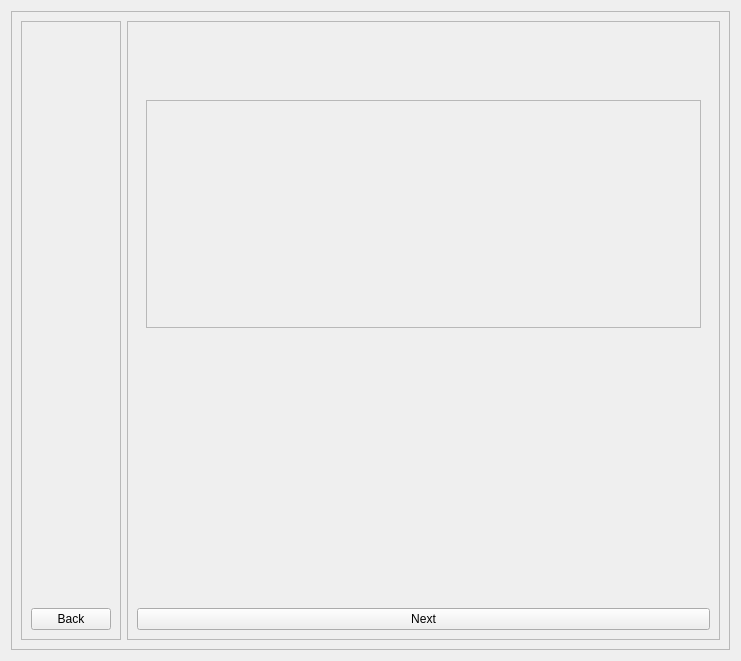
First picture: the form in src/ui_design/question_widget.ui, repository mikukula/SAT, before the edit.
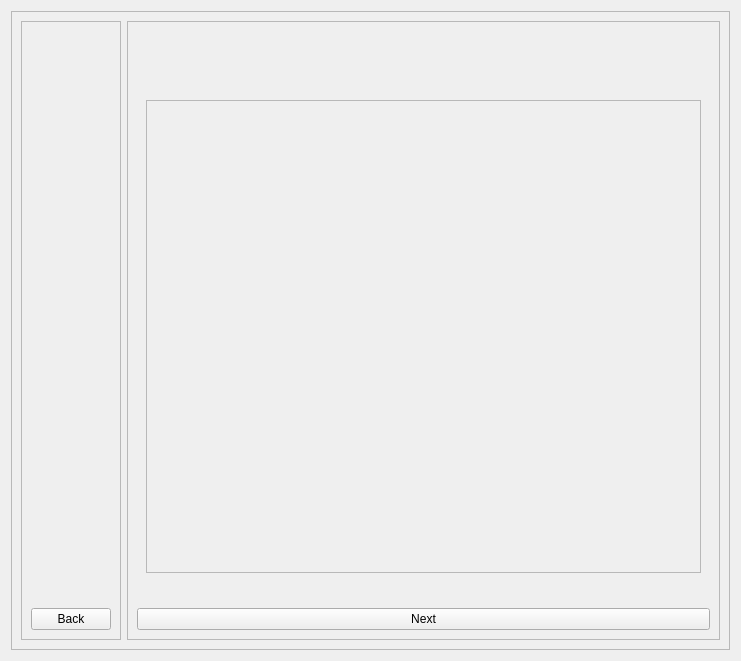
Second picture: the form after the edit.

Diff of the .ui file:
```diff
--- a/src/ui_design/question_widget.ui
+++ b/src/ui_design/question_widget.ui
@@ -126,7 +126,7 @@
               <x>0</x>
               <y>0</y>
               <width>582</width>
-              <height>312</height>
+              <height>498</height>
              </rect>
             </property>
             <layout class="QHBoxLayout" name="horizontalLayout">
@@ -146,20 +146,13 @@
           </widget>
          </item>
          <item>
-          <spacer name="verticalSpacer_2">
-           <property name="orientation">
-            <enum>Qt::Vertical</enum>
-           </property>
-           <property name="sizeHint" stdset="0">
+          <widget class="QLabel" name="progress_label">
+           <property name="minimumSize">
             <size>
-             <width>20</width>
-             <height>40</height>
+             <width>0</width>
+             <height>0</height>
             </size>
            </property>
-          </spacer>
-         </item>
-         <item>
-          <widget class="QLabel" name="progress_label">
            <property name="text">
             <string/>
            </property>
```
